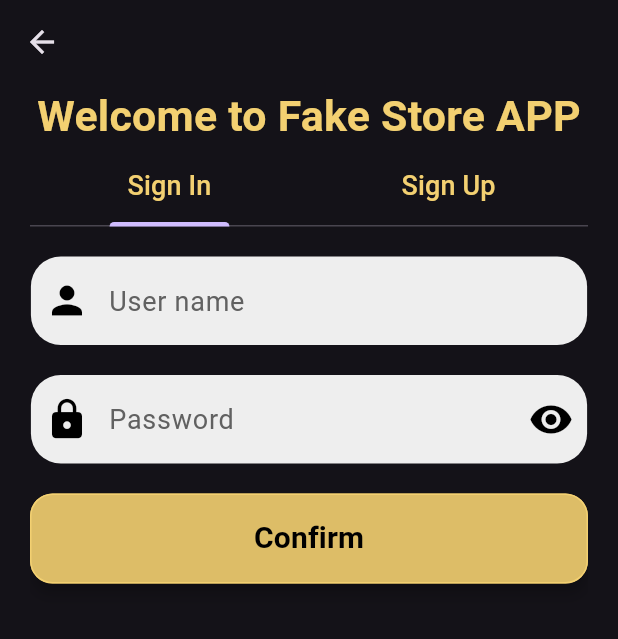
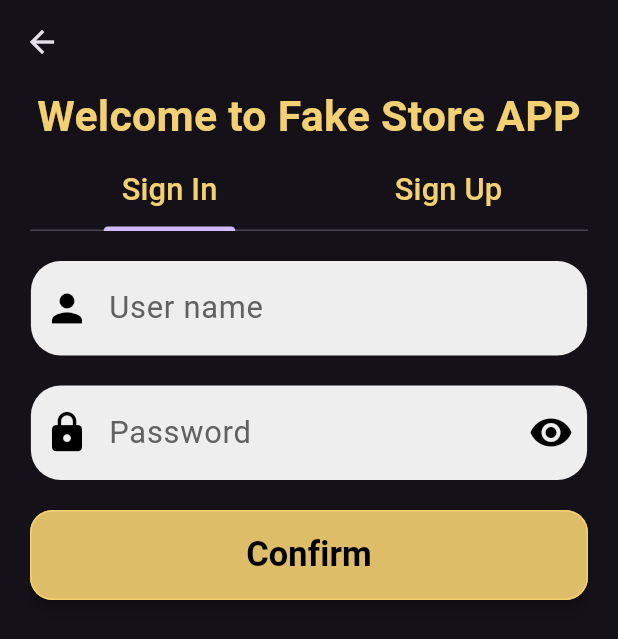
Before and after one commit to CaioReis29/fake_store-api, a Flutter app: the AuthScreen screen opened by its route, on a phone screen of 412 x 824 dp. Shown: the top 639 px of the screen. Run offline on Flutter 3.47's test engine with Material 3 defaults, Android fonts, the phone set to English and light mode, and no system bars; our stand-ins replace bloc, dio, flutter_bloc, flutter_screenutil, fluttertoast, shared_preferences and 2 more; accounts and stored records are empty; network calls fail.

Commit message:
refactor: screen util font size added

```diff
--- a/lib/common/toast_message.dart
+++ b/lib/common/toast_message.dart
@@ -1,4 +1,5 @@
 import 'package:flutter/material.dart';
+import 'package:flutter_screenutil/flutter_screenutil.dart';
 import 'package:fluttertoast/fluttertoast.dart';
 
 void showToast({
@@ -12,5 +13,5 @@ void showToast({
       timeInSecForIosWeb: 3,
       backgroundColor: isError ? Colors.red : Colors.white,
       textColor: isError ? Colors.white : Colors.black,
-      fontSize: 16,
+      fontSize: 16.sp,
     );
--- a/lib/components/details_product.dart
+++ b/lib/components/details_product.dart
@@ -1,6 +1,7 @@
 import 'package:fake_store_api/cubits/single_product_cubit/single_product_cubit.dart';
 import 'package:fake_store_api/utils/utils_services.dart';
 import 'package:flutter/material.dart';
+import 'package:flutter_screenutil/flutter_screenutil.dart';
 
 class DetailsProduct extends StatelessWidget {
   const DetailsProduct({super.key, required this.cubit});
@@ -96,7 +97,7 @@ class DetailsProduct extends StatelessWidget {
                   "ADD to Cart",
                   style: TextStyle(
                     color: Theme.of(context).primaryColor,
-                    fontSize: 20,
+                    fontSize: 18.sp,
                     fontWeight: FontWeight.bold,
                   ),
                 ),
@@ -113,7 +114,7 @@ class DetailsProduct extends StatelessWidget {
                   "Buy",
                   style: TextStyle(
                     color: Theme.of(context).primaryColor,
-                    fontSize: 20,
+                    fontSize: 18.sp,
                     fontWeight: FontWeight.bold,
                   ),
                 ),
--- a/lib/components/my_text_field.dart
+++ b/lib/components/my_text_field.dart
@@ -1,4 +1,5 @@
 import 'package:flutter/material.dart';
+import 'package:flutter_screenutil/flutter_screenutil.dart';
 
 class MyTextField extends StatelessWidget {
   final TextEditingController controller;
@@ -71,7 +72,7 @@ class MyTextField extends StatelessWidget {
         hintText: hintText,
         hintStyle: TextStyle(
           color: Colors.grey[700],
-          fontSize: 18,
+          fontSize: 18.sp,
         ),
         errorText: errorMessage,
       ),
--- a/lib/components/searchbar_product.dart
+++ b/lib/components/searchbar_product.dart
@@ -1,5 +1,6 @@
 import 'package:fake_store_api/cubits/products_cubit/all_products_cubit.dart';
 import 'package:flutter/material.dart';
+import 'package:flutter_screenutil/flutter_screenutil.dart';
 
 class SearchbarProduct extends StatelessWidget {
   const SearchbarProduct({
@@ -33,7 +34,7 @@ class SearchbarProduct extends StatelessWidget {
               borderRadius: BorderRadius.circular(20),
             ),
             labelText: 'Search Products',
-            labelStyle: const TextStyle(fontSize: 16),
+            labelStyle: TextStyle(fontSize: 16.sp),
             border: OutlineInputBorder(
               borderSide: BorderSide(
                 color: Theme.of(context).primaryColor,
--- a/lib/screens/auth/auth_screen.dart
+++ b/lib/screens/auth/auth_screen.dart
@@ -6,6 +6,7 @@ import 'package:flutter_bloc/flutter_bloc.dart';
 import 'package:fake_store_api/screens/auth/sign_in_screen.dart';
 import 'package:fake_store_api/screens/auth/sign_up_screen.dart';
 import 'package:flutter/material.dart';
+import 'package:flutter_screenutil/flutter_screenutil.dart';
 
 class AuthScreen extends StatefulWidget {
   const AuthScreen({super.key});
@@ -59,7 +60,7 @@ class _AuthScreenState extends State<AuthScreen> with TickerProviderStateMixin {
                       child: Text(
                         "Sign In",
                         style: TextStyle(
-                          fontSize: 18,
+                          fontSize: 18.sp,
                           color: Theme.of(context).primaryColor,
                         ),
                       ),
@@ -69,7 +70,7 @@ class _AuthScreenState extends State<AuthScreen> with TickerProviderStateMixin {
                       child: Text(
                         "Sign Up",
                         style: TextStyle(
-                          fontSize: 18,
+                          fontSize: 18.sp,
                           color: Theme.of(context).primaryColor,
                         ),
                       ),
--- a/lib/screens/auth/sign_in_screen.dart
+++ b/lib/screens/auth/sign_in_screen.dart
@@ -3,6 +3,7 @@ import 'package:fake_store_api/components/my_text_field.dart';
 import 'package:fake_store_api/cubits/sign_in_cubit/sign_in_cubit.dart';
 import 'package:flutter/material.dart';
 import 'package:flutter_bloc/flutter_bloc.dart';
+import 'package:flutter_screenutil/flutter_screenutil.dart';
 
 class SignInScreen extends StatefulWidget {
   const SignInScreen({super.key});
@@ -119,12 +120,12 @@ class _SignInScreenState extends State<SignInScreen> {
                             borderRadius: BorderRadius.circular(15),
                           ),
                         ),
-                        child: const Text(
+                        child: Text(
                           "Confirm",
                           style: TextStyle(
                             color: Colors.black,
                             fontWeight: FontWeight.bold,
-                            fontSize: 20,
+                            fontSize: 20.sp,
                           ),
                         ),
                       ),
--- a/lib/screens/auth/sign_up_screen.dart
+++ b/lib/screens/auth/sign_up_screen.dart
@@ -3,6 +3,7 @@ import 'package:fake_store_api/components/my_text_field.dart';
 import 'package:fake_store_api/cubits/sign_up_cubit/sign_up_cubit.dart';
 import 'package:flutter/material.dart';
 import 'package:flutter_bloc/flutter_bloc.dart';
+import 'package:flutter_screenutil/flutter_screenutil.dart';
 
 class SignUpScreen extends StatefulWidget {
   const SignUpScreen({super.key});
@@ -326,12 +327,12 @@ class _SignUpScreenState extends State<SignUpScreen> {
                             borderRadius: BorderRadius.circular(15),
                           ),
                         ),
-                        child: const Text(
+                        child: Text(
                           "Confirm",
                           style: TextStyle(
                             color: Colors.black,
                             fontWeight: FontWeight.bold,
-                            fontSize: 20,
+                            fontSize: 20.sp,
                           ),
                         ),
                       ),
```
Also changed, not shown: lib/components/grid_products.dart (+6 -5 lines), lib/components/my_drawer.dart (+5 -4 lines).
